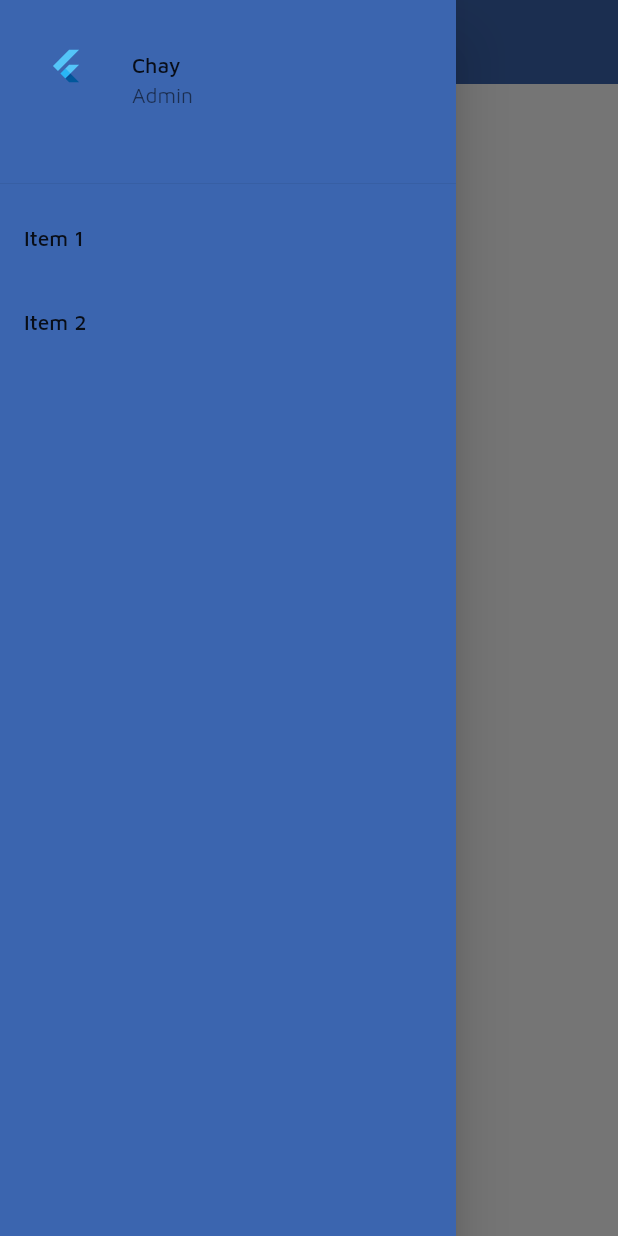
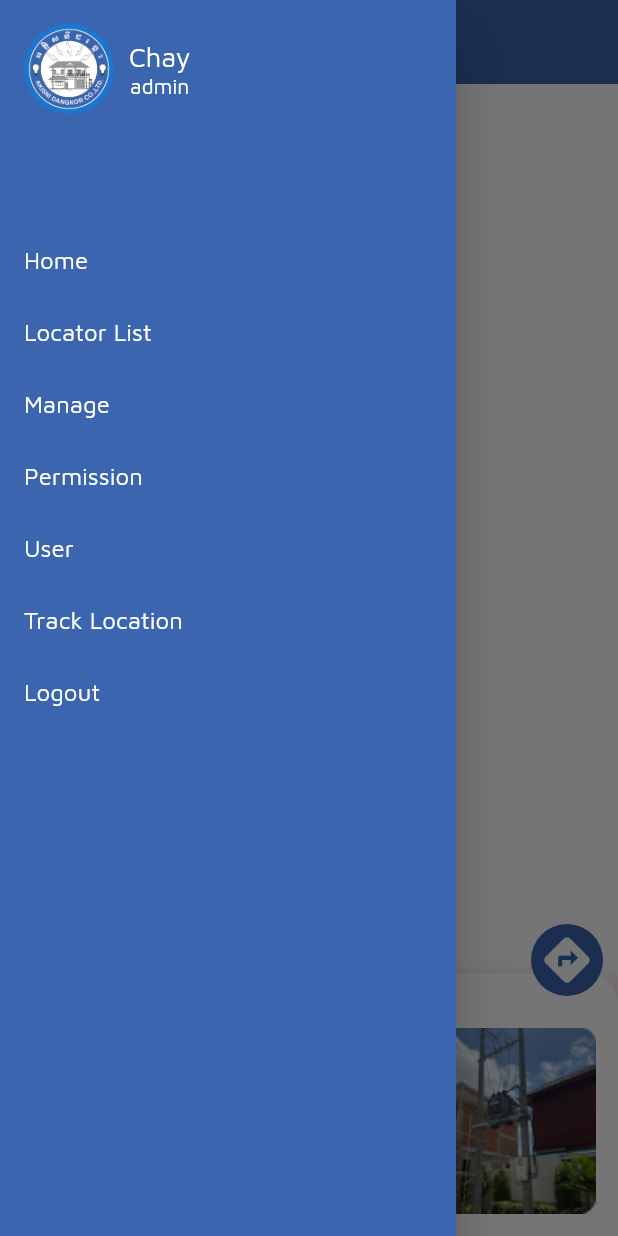
Before and after one commit to kimchhaychheng555/AKISNI-APP, a Flutter app: the screen it shows after launch, with the side drawer open, on a phone screen of 412 x 824 dp. Run offline on Flutter 3.47's test engine with Material 2 defaults, Android fonts, the phone set to English and light mode, and no system bars; drawn by our look-alikes of loading_overlay; our stand-ins replace get, get_storage, hexcolor; missing offline and left inert: dart:ffi, encrypt, googleapis, mongo_dart; statements that could not run were skipped.

Commit message:
Home page UI

```diff
--- a/akisni_app/lib/components/drawer_component.dart
+++ b/akisni_app/lib/components/drawer_component.dart
@@ -1,7 +1,10 @@
+import 'package:akisni_app/components/menu_item_component.dart';
+import 'package:akisni_app/components/text_component.dart';
 import 'package:akisni_app/constants/constant.dart';
 import 'package:flutter/material.dart';
 import 'package:flutter/src/widgets/container.dart';
 import 'package:flutter/src/widgets/framework.dart';
+import 'package:googleapis/cloudasset/v1.dart';
 
 class DrawerComponent extends StatelessWidget {
   const DrawerComponent({super.key});
@@ -15,26 +18,54 @@ class DrawerComponent extends StatelessWidget {
           padding: EdgeInsets.zero,
           children: [
             SizedBox(
-              height: 130,
-              child: const DrawerHeader(
+              height: 150,
+              child: DrawerHeader(
                   decoration: BoxDecoration(
                     color: AppColors.pramiryColor,
                   ),
-                child: ListTile(
-                  leading: FlutterLogo(),
-                  title: Text('Chay'),
-                  subtitle: Text('Admin'),
+                  child: Column(
+                    children: [
+                      Row(
+                        crossAxisAlignment: CrossAxisAlignment.center,
+                        children: [
+                          SizedBox(
+                            width: 60,
+                            height: 60,
+                            child: CircleAvatar(
+                              radius: 20.0,
+                              child: ClipRRect(
+                                borderRadius: BorderRadius.circular(50.0),
+                                child: Image.asset('assets/images/icon.png'),
                               ),
                             ),
                           ),
-            ListTile(
-              title: const Text('Item 1'),
-              onTap: () {},
+                          SizedBox(
+                            width: 10,
                           ),
-            ListTile(
-              title: const Text('Item 2'),
-              onTap: () {},
+                          Column(
+                            children: [
+                              TextComponent(
+                                text: 'Chay',
+                                fontSize: 18,
                               ),
+                              TextComponent(
+                                text: 'admin',
+                                fontSize: 14,
+                              )
+                            ],
+                          ),
+                        ],
+                      ),
+                    ],
+                  )),
+            ),
+            MenuItemComponent(title: 'Home'),
+            MenuItemComponent(title: 'Locator List'),
+            MenuItemComponent(title: 'Manage'),
+            MenuItemComponent(title: 'Permission'),
+            MenuItemComponent(title: 'User'),
+            MenuItemComponent(title: 'Track Location'),
+            MenuItemComponent(title: 'Logout'),
           ],
         ),
       ),
--- /dev/null
+++ b/akisni_app/lib/components/menu_item_component.dart
@@ -0,0 +1,29 @@
+import 'package:akisni_app/components/text_component.dart';
+import 'package:flutter/material.dart';
+import 'package:flutter/src/widgets/container.dart';
+import 'package:flutter/src/widgets/framework.dart';
+import 'package:googleapis/chat/v1.dart';
+
+class MenuItemComponent extends StatelessWidget {
+  final String title;
+  final Function? OnClick;
+  const MenuItemComponent({
+    super.key,
+    required this.title,
+    this.OnClick,
+  });
+
+  @override
+  Widget build(BuildContext context) {
+    return ListTile(
+      dense: true,
+      minVerticalPadding: 0,
+      title: TextComponent(
+        text: title,
+      ),
+      onTap: () {
+        OnClick!();
+      },
+    );
+  }
+}
--- a/akisni_app/lib/views/login_view.dart
+++ b/akisni_app/lib/views/login_view.dart
@@ -3,7 +3,7 @@ import 'package:akisni_app/components/button_component.dart';
 import 'package:akisni_app/components/check_box_component.dart';
 import 'package:akisni_app/components/input_text_component.dart';
 import 'package:akisni_app/constants/constant.dart';
-import 'package:akisni_app/screens/home_view.dart';
+import 'package:akisni_app/views/main_views.dart';
 import 'package:flutter/cupertino.dart';
 import 'package:flutter/material.dart';
 import 'package:flutter/src/widgets/container.dart';
@@ -41,7 +41,7 @@ class LoginView extends StatelessWidget {
                 onClick: () {
                   Navigator.push(
                     context,
-                    MaterialPageRoute(builder: (context) => const HomeView()),
+                    MaterialPageRoute(builder: (context) => const MainViews()),
                   );
                 },
                 titleButton: 'Log In',
--- a/akisni_app/lib/views/main_views.dart
+++ b/akisni_app/lib/views/main_views.dart
@@ -1,3 +1,4 @@
+import 'package:akisni_app/components/drawer_component.dart';
 import 'package:akisni_app/components/loading_overlay_component.dart';
 import 'package:akisni_app/components/text_component.dart';
 import 'package:akisni_app/components/text_header_component.dart';
@@ -5,7 +6,6 @@ import 'package:akisni_app/constants/constant.dart';
 import 'package:akisni_app/controllers/main_controller.dart';
 import 'package:flutter/material.dart';
 import 'package:get/get.dart';
-import 'package:akisni_app/components/drawer_component.dart';
 
 class MainViews extends StatelessWidget {
   const MainViews({Key? key}) : super(key: key);
@@ -16,8 +16,7 @@ class MainViews extends StatelessWidget {
   Widget build(BuildContext context) {
     var controller = Get.find<MainController>();
 
-    return Obx(
-      () => Scaffold(
+    return Obx(() => Scaffold(
           appBar: AppBar(
             elevation: 0,
             backgroundColor: AppColors.pramiryColor,
@@ -28,7 +27,10 @@ class MainViews extends StatelessWidget {
           drawer: DrawerComponent(),
           body: LoadingOverlayComponent(
               isLoading: controller.isLoading.value,
-          child: Container(
+              child: Stack(
+                alignment: Alignment.center,
+                children: [
+                  Container(
                     padding: EdgeInsets.all(DEFAULT_PADDING),
                     color: Colors.white,
                     child: Center(
@@ -36,7 +38,8 @@ class MainViews extends StatelessWidget {
                         children: [
                           ...controller.userList.map(
                             (user) => TextComponent(
-                      text: "${user.lastLongitude} - ${user.lastLatitude}",
+                              text:
+                                  "${user.lastLongitude} - ${user.lastLatitude}",
                               color: BluePrimary,
                             ),
                           ),
@@ -44,8 +47,90 @@ class MainViews extends StatelessWidget {
                       ),
                     ),
                   ),
+                  Positioned(
+                    width: MediaQuery.of(context).size.width,
+                    bottom: 0,
+                    child: Container(
+                      decoration: BoxDecoration(
+                        borderRadius: BorderRadius.only(
+                            topRight: Radius.circular(20),
+                            topLeft: Radius.circular(20)),
+                        boxShadow: [
+                          BoxShadow(
+                            color: Color.fromARGB(255, 244, 192, 192)
+                                .withOpacity(0.4),
+                            spreadRadius: 5,
+                            blurRadius: 7,
+                            offset: Offset(0, 3), // changes position of shadow
+                          ),
+                        ],
+                        color: Colors.white,
+                      ),
+                      child: Padding(
+                        padding: const EdgeInsets.all(15),
+                        child: Column(
+                          mainAxisAlignment: MainAxisAlignment.start,
+                          crossAxisAlignment: CrossAxisAlignment.start,
+                          children: [
+                            TextComponent(
+                              text: 'DK20-098',
+                              fontSize: 18,
+                              fontWeight: FontWeight.w500,
+                              color: Color(0xFFC63030),
+                            ),
+                            Row(
+                              mainAxisAlignment: MainAxisAlignment.spaceBetween,
+                              children: [
+                                Column(
+                                  crossAxisAlignment: CrossAxisAlignment.start,
+                                  children: [
+                                    TextComponent(
+                                      text: 'Location : Borey Lim Chhay Hak',
+                                      color: Color(0xFF3B65AF),
+                                    ),
+                                    TextComponent(
+                                      text: 'Power : 400kVA (Thibidi)',
+                                      color: Color(0xFF3B65AF),
+                                    ),
+                                    TextComponent(
+                                      text: 'Install Date : 01 October 2020',
+                                      color: Color(0xFF3B65AF),
+                                    ),
+                                    TextComponent(
+                                      text: 'Company : ',
+                                      color: Color(0xFF3B65AF),
+                                    ),
+                                  ],
+                                ),
+                                Image.asset('assets/images/Rectangle 242.png')
+                              ],
+                            ),
+                          ],
                         ),
                       ),
-    );
+                    ),
+                  ),
+                  Positioned(
+                    right: 10,
+                    bottom: 160,
+                    child: Container(
+                      decoration: BoxDecoration(
+                        borderRadius: BorderRadius.circular(30),
+                        color: AppColors.pramiryColor,
+                      ),
+                      child: IconButton(
+                        padding: EdgeInsets.zero,
+                        color: Colors.white,
+                        icon: Icon(
+                          Icons.directions,
+                          size: 36,
+                        ),
+                        onPressed: () {},
+                      ),
+                    ),
+                  ),
+                ],
+              )),
+        ));
   }
 }
```
Also changed, not shown: akisni_app/assets/images/Rectangle 242.png (added), akisni_app/assets/images/image 1.png (added). Lines whose indentation alone changed are shown as unchanged.
